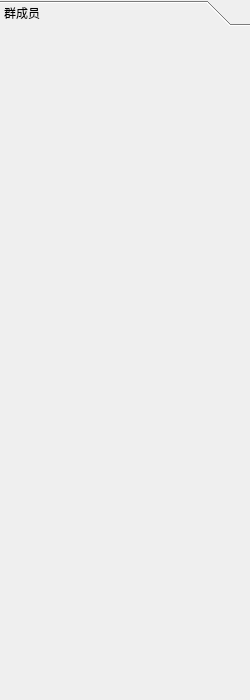
Before: the Qt Designer form QQ/dialoglist.ui in Dlprogrammmer/QT_easy_project, drawn with Qt 5.
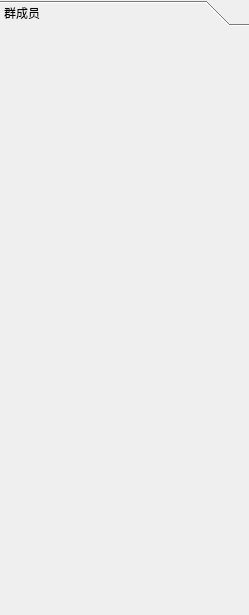
After: the same form once the commit is applied.

Diff of the .ui file:
```diff
--- a/QQ/dialoglist.ui
+++ b/QQ/dialoglist.ui
@@ -6,8 +6,8 @@
    <rect>
     <x>0</x>
     <y>0</y>
-    <width>250</width>
-    <height>700</height>
+    <width>249</width>
+    <height>615</height>
    </rect>
   </property>
   <property name="windowTitle">
@@ -39,14 +39,30 @@
        <rect>
         <x>0</x>
         <y>0</y>
-        <width>250</width>
-        <height>666</height>
+        <width>249</width>
+        <height>586</height>
        </rect>
       </property>
       <attribute name="label">
        <string>群成员</string>
       </attribute>
-      <layout class="QVBoxLayout" name="VLayout"/>
+      <layout class="QVBoxLayout" name="VLayout">
+       <property name="spacing">
+        <number>0</number>
+       </property>
+       <property name="leftMargin">
+        <number>0</number>
+       </property>
+       <property name="topMargin">
+        <number>0</number>
+       </property>
+       <property name="rightMargin">
+        <number>0</number>
+       </property>
+       <property name="bottomMargin">
+        <number>0</number>
+       </property>
+      </layout>
      </widget>
     </widget>
    </item>
```
Left out of the diff: 6 changed lines with no effect on the pictures.
